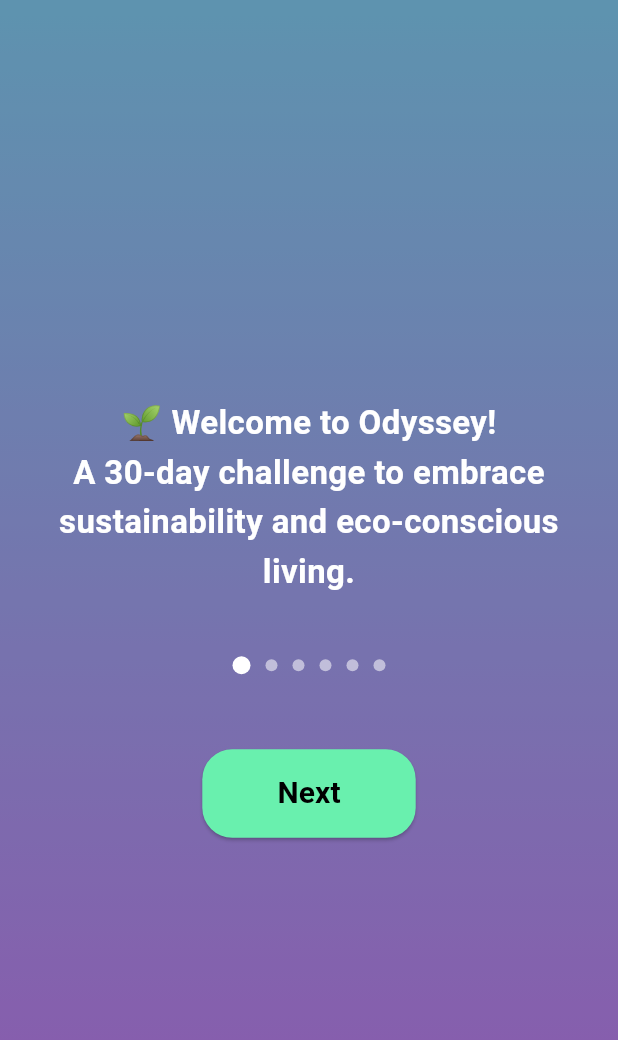
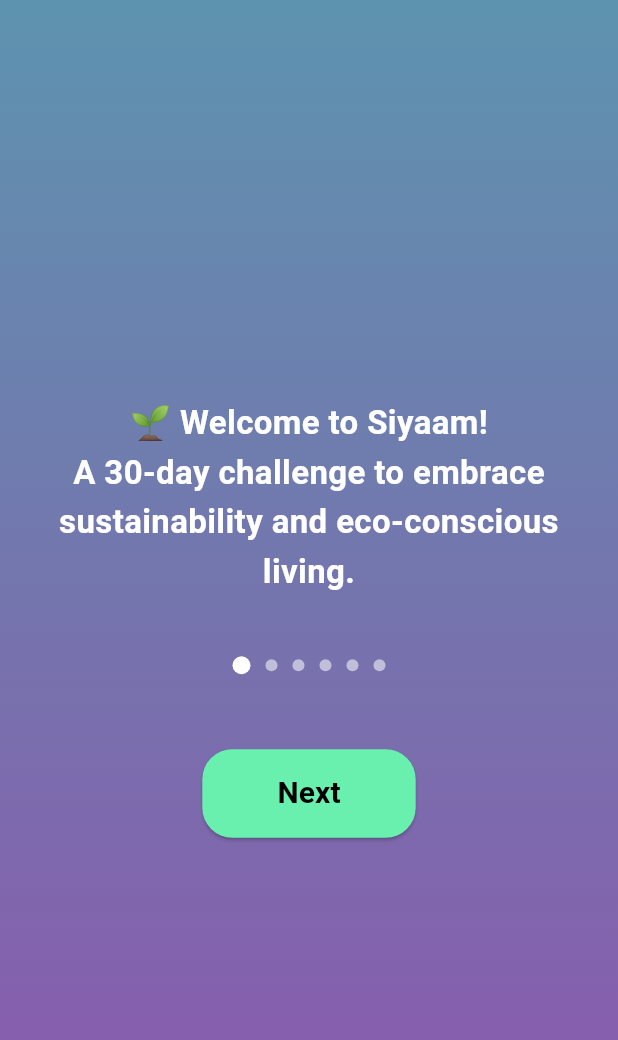
Before and after one commit to Naimy441/siyaam, a Flutter app: the IntroductionScreen screen opened directly, on a phone screen of 412 x 824 dp. Shown: the top 1040 px of the screen. Run offline on Flutter 3.47's test engine with Material 3 defaults, Android fonts, the phone set to English and light mode, and no system bars; our stand-ins replace audioplayers, confetti, flutter_dotenv, google_fonts, shared_preferences; missing offline and left inert: scratcher; accounts and stored records are empty.

Commit message:
Moved over to Siyaam naming scheme

```diff
--- a/lib/chapter.dart
+++ b/lib/chapter.dart
@@ -1,7 +1,7 @@
 import 'dart:async';
 import 'package:flutter/material.dart';
-import 'package:odyssey/levels.dart';
-import 'package:odyssey/constants.dart';
+import 'package:siyaam/levels.dart';
+import 'package:siyaam/constants.dart';
 import 'package:audioplayers/audioplayers.dart';
 
 class ChapterScreen extends StatefulWidget {
--- a/lib/end_screen.dart
+++ b/lib/end_screen.dart
@@ -1,6 +1,6 @@
 import 'package:flutter/material.dart';
 import 'package:confetti/confetti.dart';
-import 'package:odyssey/main.dart'; // Import Main Screen
+import 'package:siyaam/main.dart'; // Import Main Screen
 
 class EndScreen extends StatefulWidget {
   const EndScreen({super.key});
@@ -78,7 +78,7 @@ class EndScreenState extends State<EndScreen> {
                 const Padding(
                   padding: EdgeInsets.symmetric(horizontal: 30),
                   child: Text(
-                    "You've completed the Odyssey Challenge! 🌍 "
+                    "You've completed the Siyaam Challenge! 🌍 "
                     "Take a moment to reflect on your journey and "
                     "continue making sustainable choices every day. 💚",
                     style: TextStyle(
--- a/lib/level.dart
+++ b/lib/level.dart
@@ -1,8 +1,8 @@
 import 'dart:ui';
 import 'package:flutter/material.dart';
-import 'package:odyssey/end_screen.dart';
-import 'package:odyssey/gemini_service.dart';
-import 'package:odyssey/levels.dart';
+import 'package:siyaam/end_screen.dart';
+import 'package:siyaam/gemini_service.dart';
+import 'package:siyaam/levels.dart';
 import 'package:shared_preferences/shared_preferences.dart';
 import 'package:scratcher/scratcher.dart';
 import 'dart:async';
--- a/lib/levels.dart
+++ b/lib/levels.dart
@@ -3,7 +3,7 @@ import 'dart:ui';
 import 'package:flutter/material.dart';
 import 'package:shared_preferences/shared_preferences.dart';
 import 'level.dart';
-import 'package:odyssey/constants.dart';
+import 'package:siyaam/constants.dart';
 import 'package:confetti/confetti.dart';
 
 class LevelsScreen extends StatefulWidget {
--- a/lib/main.dart
+++ b/lib/main.dart
@@ -21,7 +21,7 @@ void main() async {
   audioPlayer.setReleaseMode(ReleaseMode.loop);
   audioPlayer.play(AssetSource('tranquility.mp3'));
 
-  runApp(OdysseyApp(initialChapter: storedChapter));
+  runApp(SiyaamApp(initialChapter: storedChapter));
 }
 
 Future<int> getStoredChapter() async {
@@ -29,16 +29,16 @@ Future<int> getStoredChapter() async {
   return prefs.getInt('chapterNumber') ?? 0; // Default to 0 if not set
 }
 
-class OdysseyApp extends StatelessWidget {
+class SiyaamApp extends StatelessWidget {
   final int initialChapter;
 
-  const OdysseyApp({super.key, required this.initialChapter});
+  const SiyaamApp({super.key, required this.initialChapter});
 
   @override
   Widget build(BuildContext context) {
     return MaterialApp(
       debugShowCheckedModeBanner: false,
-      title: 'Odyssey',
+      title: 'Siyaam',
       theme: ThemeData.light(),
       home: getInitialScreen(initialChapter),
     );
@@ -78,7 +78,7 @@ class HomeScreen extends StatelessWidget {
                   height: MediaQuery.of(context).size.height * 0.1, // Adjust height dynamically
                 ),
                 Text(
-                  "ODYSSEY",
+                  "SIYAAM",
                   style: GoogleFonts.aBeeZee(  // Use camelCase for Google Fonts
                     fontSize: 50,
                     fontWeight: FontWeight.bold,
@@ -153,8 +153,8 @@ class IntroductionScreenState extends State<IntroductionScreen> {
   int _currentStep = 0;
 
   final List<String> _introTexts = [
-    "🌱 Welcome to Odyssey!\nA 30-day challenge to embrace sustainability and eco-conscious living.",
-    "📖 Odyssey unfolds across six immersive chapters, each diving into a different sustainability theme.",
+    "🌱 Welcome to Siyaam!\nA 30-day challenge to embrace sustainability and eco-conscious living.",
+    "📖 Siyaam unfolds across six immersive chapters, each diving into a different sustainability theme.",
     "🛤 Each day is a Quest, leading you through small but powerful actions to make an impact.",
     "🔄 Every step matters – your efforts build upon the previous, creating lasting habits.",
     "🤖 A special AI-powered twist awaits you after Chapter 1!",
```
Also changed, not shown: pubspec.yaml (+3 -5 lines), pubspec.lock, 6 other files.
